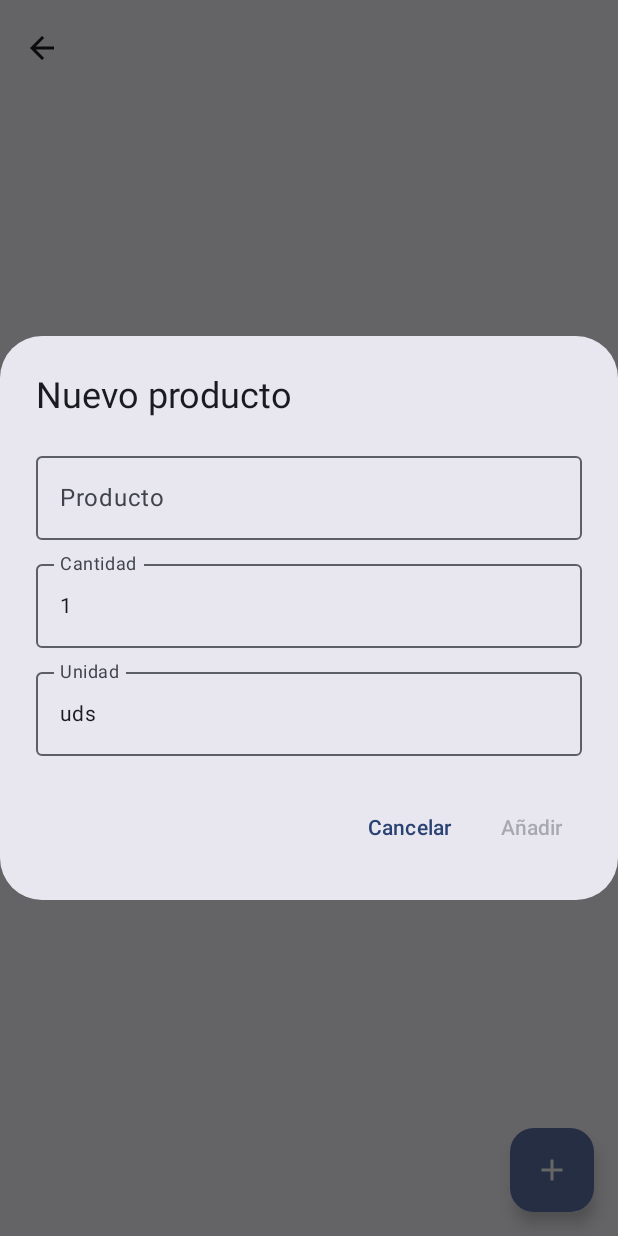
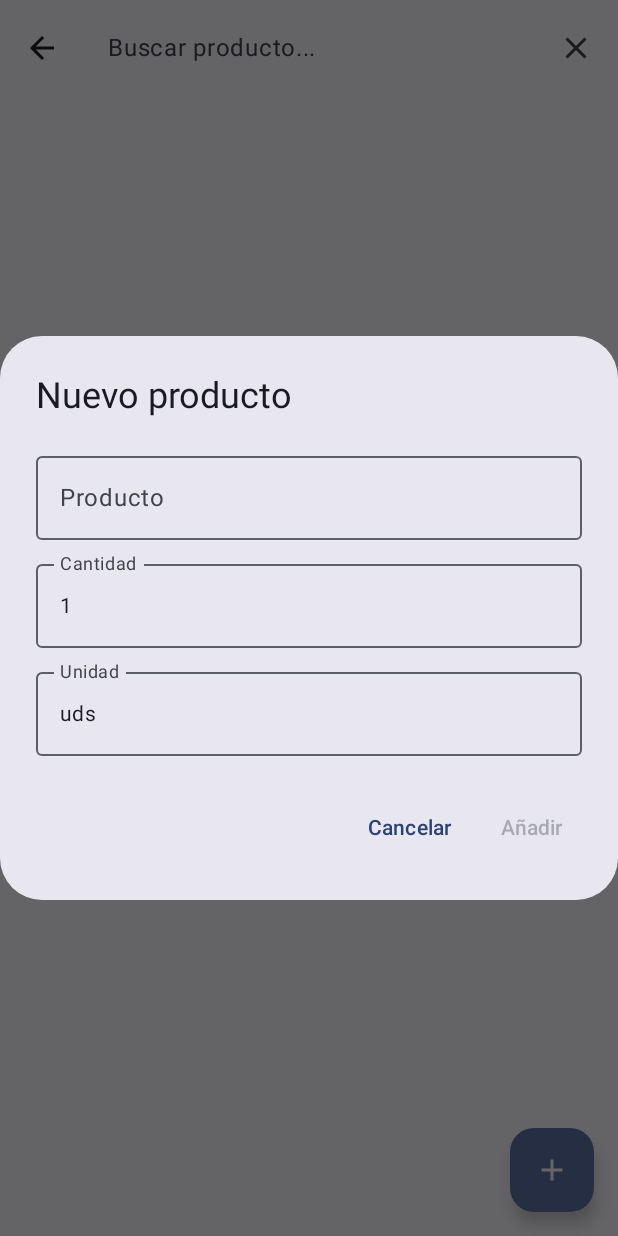
Before and after one commit to sanchezhs/Lico, an Android app built with Jetpack Compose: the composable ShoppingListDetailScreen called with empty values, after a tap on "Añadir producto", on a phone screen of 412 x 824 dp. Run offline under Robolectric (Android 15) with nearby library versions, the phone set to English and light mode, and no system bars; our stand-ins replace Dagger/Hilt's generated code, Room's generated code; 2 other taps on this screen came first.

Commit message:
Added product search

```diff
--- a/app/src/main/java/com/app/lico/ui/screens/ShoppingListDetailScreen.kt
+++ b/app/src/main/java/com/app/lico/ui/screens/ShoppingListDetailScreen.kt
@@ -1,5 +1,6 @@
 package com.app.lico.ui.screens
 
+import androidx.compose.animation.AnimatedContent
 import androidx.compose.foundation.background
 import androidx.compose.foundation.gestures.detectTapGestures
 import androidx.compose.foundation.layout.Arrangement
@@ -19,8 +20,10 @@ import androidx.compose.material.icons.Icons
 import androidx.compose.material.icons.automirrored.filled.ArrowBack
 import androidx.compose.material.icons.filled.Add
 import androidx.compose.material.icons.filled.CheckCircle
+import androidx.compose.material.icons.filled.Close
 import androidx.compose.material.icons.filled.Delete
 import androidx.compose.material.icons.filled.Edit
+import androidx.compose.material.icons.filled.Search
 import androidx.compose.material3.AlertDialog
 import androidx.compose.material3.BottomSheetDefaults
 import androidx.compose.material3.ExperimentalMaterial3Api
@@ -34,6 +37,9 @@ import androidx.compose.material3.Scaffold
 import androidx.compose.material3.Surface
 import androidx.compose.material3.Text
 import androidx.compose.material3.TextButton
+import androidx.compose.material3.TextField
+import androidx.compose.material3.TextFieldColors
+import androidx.compose.material3.TextFieldDefaults
 import androidx.compose.material3.TopAppBar
 import androidx.compose.material3.rememberModalBottomSheetState
 import androidx.compose.runtime.Composable
@@ -45,8 +51,11 @@ import androidx.compose.runtime.remember
 import androidx.compose.runtime.setValue
 import androidx.compose.ui.Alignment
 import androidx.compose.ui.Modifier
+import androidx.compose.ui.focus.FocusRequester
+import androidx.compose.ui.focus.focusRequester
 import androidx.compose.ui.graphics.Color
 import androidx.compose.ui.input.pointer.pointerInput
+import androidx.compose.ui.platform.LocalFocusManager
 import androidx.compose.ui.res.painterResource
 import androidx.compose.ui.text.font.FontWeight
 import androidx.compose.ui.text.input.KeyboardType
@@ -73,21 +82,73 @@ fun ShoppingListDetailScreen(
     var itemQty by remember { mutableStateOf("1") }
     var itemUnit by remember { mutableStateOf("uds") }
 
-    val purchasedItems = currentList?.items?.filter { it.isPurchased }
-    val pendingItems = currentList?.items?.filterNot { it.isPurchased }
+    var isSearching by remember { mutableStateOf(false) }
+    var searchQuery by remember { mutableStateOf("") }
+
+    val focusRequester = remember { FocusRequester() }
+    val focusManager = LocalFocusManager.current
+
+    val purchasedItems = currentList?.items
+        ?.filter { it.isPurchased && it.name.contains(searchQuery, ignoreCase = true) }
+    val pendingItems = currentList?.items
+        ?.filter { !it.isPurchased && it.name.contains(searchQuery, ignoreCase = true) }
     var showPurchased by remember { mutableStateOf(false) }
+    val hasNoResults = pendingItems.isNullOrEmpty() && (showPurchased || purchasedItems.isNullOrEmpty())
 
     LaunchedEffect(Unit) {
         viewModel.loadShoppingLists()
     }
 
+    LaunchedEffect(isSearching) {
+        if (isSearching) {
+            focusRequester.requestFocus()
+        } else {
+            focusManager.clearFocus()
+        }
+    }
+
     Scaffold(
         topBar = {
             TopAppBar(
-                title = { Text(currentList?.name ?: "") },
+                title = {
+                    AnimatedContent(targetState = isSearching, label = "searchBar") { searching ->
+                        if (searching) {
+                            TextField(
+                                value = searchQuery,
+                                onValueChange = { searchQuery = it },
+                                placeholder = { Text("Buscar producto...") },
+                                singleLine = true,
+                                modifier = Modifier.fillMaxWidth().focusRequester(focusRequester),
+                                colors = TextFieldDefaults.colors(
+                                    focusedContainerColor = Color.Transparent,
+                                    unfocusedContainerColor = Color.Transparent,
+                                    disabledContainerColor = Color.Transparent,
+                                    errorContainerColor = Color.Transparent,
+                                    disabledIndicatorColor = Color.Transparent,
+                                    disabledTextColor = Color.Transparent,
+                                    focusedIndicatorColor = Color.Transparent,
+                                    unfocusedIndicatorColor = Color.Transparent,
+                                )
+                            )
+                        } else {
+                            Text(currentList?.name ?: "")
+                        }
+                    }
+                },
                 navigationIcon = {
                     IconButton(onClick = onBack) {
                         Icon(Icons.AutoMirrored.Filled.ArrowBack, contentDescription = "Volver")
+                    }
+                },
+                actions = {
+                    IconButton(onClick = {
+                        isSearching = !isSearching
+                        if (!isSearching) searchQuery = ""
+                    }) {
+                        Icon(
+                            imageVector = if (isSearching) Icons.Default.Close else Icons.Default.Search,
+                            contentDescription = "Buscar producto"
+                        )
                     }
                 }
             )
@@ -118,6 +179,21 @@ fun ShoppingListDetailScreen(
                     Spacer(modifier = Modifier.height(7.dp))
                 }
                 item {
+                    if (hasNoResults && searchQuery.isNotBlank()) {
+                        Column(
+                            modifier = Modifier
+                                .fillMaxWidth()
+                                .padding(top = 32.dp),
+                            horizontalAlignment = Alignment.CenterHorizontally
+                        ) {
+                            Text(
+                                text = "No se encontraron productos",
+                                style = MaterialTheme.typography.bodyMedium,
+                                color = MaterialTheme.colorScheme.onSurfaceVariant
+                            )
+                        }
+                    }
+
                     if (!purchasedItems.isNullOrEmpty()) {
                         Spacer(modifier = Modifier.height(16.dp))
 
@@ -344,7 +420,7 @@ fun ShoppingItemRow(
                         )
                         Spacer(modifier = Modifier.width(5.dp))
                         Text(
-                            text = "Renombrar",
+                            text = "Editar",
                             style = MaterialTheme.typography.bodyLarge,
                         )
                     }
```
